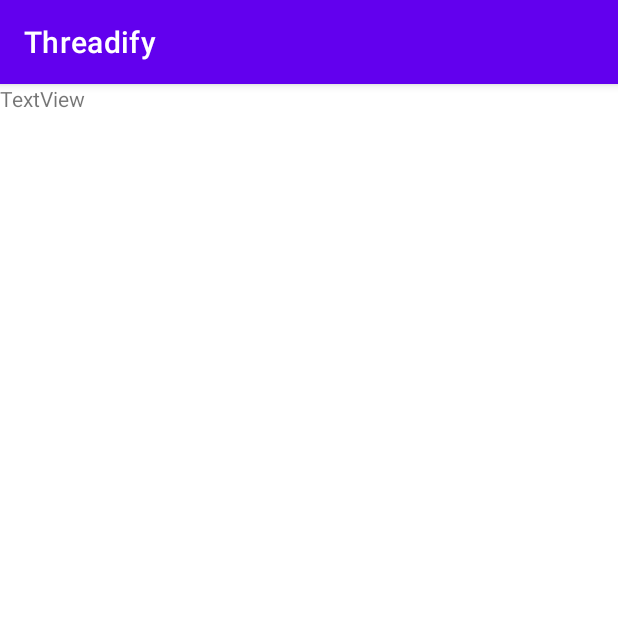
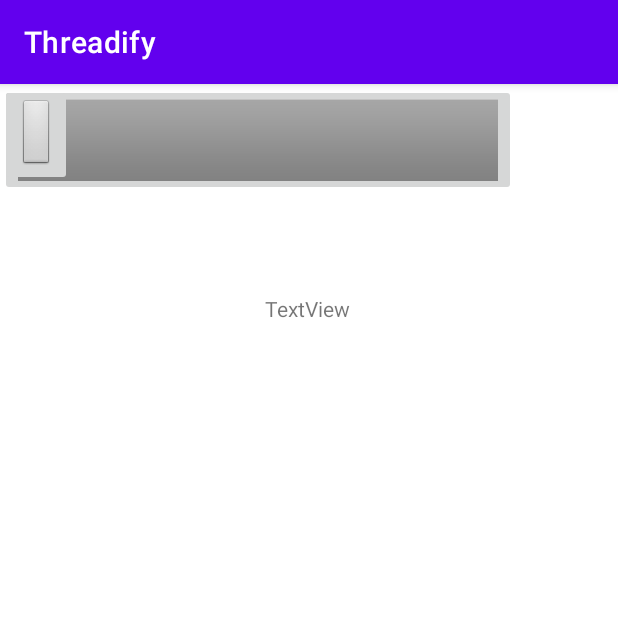
Before and after one commit to Madrigal-Carl/Threadify, an Android app: the MainMenuActivity screen opened directly, with no data from a screen before it, on a phone screen of 412 x 824 dp, the top half of it. Run offline under Robolectric (Android 15) with nearby library versions, the phone set to English and light mode, and no system bars.

Commit message:
Added new activities

```diff
--- a/app/src/main/java/org/mobileapplicationdevelopment/threed/threadify/LoginActivity.java
+++ b/app/src/main/java/org/mobileapplicationdevelopment/threed/threadify/LoginActivity.java
@@ -16,6 +16,7 @@
     EditText username, password;
     Button login;
     DatabaseHelper db;
+
     @Override
     protected void onCreate(Bundle savedInstanceState) {
         super.onCreate(savedInstanceState);
--- a/app/src/main/java/org/mobileapplicationdevelopment/threed/threadify/MainMenuActivity.java
+++ b/app/src/main/java/org/mobileapplicationdevelopment/threed/threadify/MainMenuActivity.java
@@ -1,14 +1,66 @@
 package org.mobileapplicationdevelopment.threed.threadify;
 
+import android.content.Intent;
 import android.os.Bundle;
+import android.view.View;
+import android.widget.ImageButton;
+import android.widget.TextView;
 
 import androidx.appcompat.app.AppCompatActivity;
 
-public class MainMenuActivity extends AppCompatActivity {
+public class MainMenuActivity extends AppCompatActivity implements View.OnClickListener {
+
+    TextView current_balance;
+    ImageButton cash_in, cash_out, buy_load, pay_bills;
 
     @Override
     protected void onCreate(Bundle savedInstanceState) {
         super.onCreate(savedInstanceState);
-        setContentView(R.layout.activity_mainmenu);
+        setContentView(R.layout.activity_main_menu);
+
+        current_balance = findViewById(R.id.current_balanceView);
+        cash_in = findViewById(R.id.cash_inBtn);
+        cash_out = findViewById(R.id.cash_outBtn);
+        buy_load = findViewById(R.id.buy_loadBtn);
+        pay_bills = findViewById(R.id.pay_billsBtn);
+
+        cash_in.setOnClickListener(this);
+        cash_out.setOnClickListener(this);
+        buy_load.setOnClickListener(this);
+        pay_bills.setOnClickListener(this);
+
+    }
+
+    @Override
+    public void onClick(View view) {
+        switch (view.getId()) { // Fixed the incorrect view.R.id to view.getId()
+            case R.id.cash_inBtn:
+                Intent toCashIn = new Intent(MainMenuActivity.this, CashInActivity.class);
+                startActivity(toCashIn);
+                finish();
+                break;
+
+            case R.id.cash_outBtn:
+                Intent toCashOut = new Intent(MainMenuActivity.this, CashOutActivity.class);
+                startActivity(toCashOut);
+                finish();
+                break;
+
+            case R.id.buy_loadBtn:
+                Intent toBuyLoad = new Intent(MainMenuActivity.this, BuyLoadActivity.class);
+                startActivity(toBuyLoad);
+                finish();
+                break;
+
+            case R.id.pay_billsBtn:
+                Intent toPayBills = new Intent(MainMenuActivity.this, PayBillsActivity.class);
+                startActivity(toPayBills);
+                finish();
+                break;
+
+            default:
+                break;
+        }
+
     }
 }
--- a/app/src/main/java/org/mobileapplicationdevelopment/threed/threadify/SharedPreferences.java
+++ b/app/src/main/java/org/mobileapplicationdevelopment/threed/threadify/SharedPreferences.java
@@ -42,7 +42,7 @@
     }
 
     public String getFullname() {
-        return sharedPreferences.getString(KEY_FULLNAME, "Unknown");
+        return sharedPreferences.getString(KEY_FULLNAME, "User123");
     }
 
     public void setUsername(String username) {
@@ -51,7 +51,7 @@
     }
 
     public String getUsername() {
-        return sharedPreferences.getString(KEY_USERNAME, "Guest");
+        return sharedPreferences.getString(KEY_USERNAME, "User123");
     }
 
     public void clearPreferences() {
--- a/app/src/main/res/layout/activity_mainmenu.xml
+++ b/app/src/main/res/layout/activity_cash_out.xml
@@ -4,13 +4,6 @@
     xmlns:tools="http://schemas.android.com/tools"
     android:layout_width="match_parent"
     android:layout_height="match_parent"
-    tools:context=".MainMenuActivity">
+    tools:context=".CashOutActivity">
 
-    <TextView
-        android:id="@+id/textView"
-        android:layout_width="wrap_content"
-        android:layout_height="wrap_content"
-        android:text="TextView"
-        tools:layout_editor_absoluteX="176dp"
-        tools:layout_editor_absoluteY="93dp" />
 </androidx.constraintlayout.widget.ConstraintLayout>
--- /dev/null
+++ b/app/src/main/res/layout/activity_main_menu.xml
@@ -0,0 +1,52 @@
+<?xml version="1.0" encoding="utf-8"?>
+<androidx.constraintlayout.widget.ConstraintLayout xmlns:android="http://schemas.android.com/apk/res/android"
+    xmlns:app="http://schemas.android.com/apk/res-auto"
+    xmlns:tools="http://schemas.android.com/tools"
+    android:layout_width="match_parent"
+    android:layout_height="match_parent"
+    tools:context=".MainMenuActivity">
+
+    <TextView
+        android:id="@+id/current_balanceView"
+        android:layout_width="wrap_content"
+        android:layout_height="wrap_content"
+        android:layout_marginTop="140dp"
+        android:text="TextView"
+        app:layout_constraintEnd_toEndOf="parent"
+        app:layout_constraintHorizontal_bias="0.498"
+        app:layout_constraintStart_toStartOf="parent"
+        app:layout_constraintTop_toTopOf="parent" />
+
+    <ImageButton
+        android:id="@+id/cash_inBtn"
+        android:layout_width="wrap_content"
+        android:layout_height="wrap_content"
+        app:srcCompat="@android:drawable/arrow_down_float"
+        tools:layout_editor_absoluteX="87dp"
+        tools:layout_editor_absoluteY="300dp" />
+
+    <ImageButton
+        android:id="@+id/cash_outBtn"
+        android:layout_width="wrap_content"
+        android:layout_height="wrap_content"
+        app:srcCompat="@android:drawable/arrow_up_float"
+        tools:layout_editor_absoluteX="223dp"
+        tools:layout_editor_absoluteY="294dp" />
+
+    <ImageButton
+        android:id="@+id/buy_loadBtn"
+        android:layout_width="wrap_content"
+        android:layout_height="wrap_content"
+        app:srcCompat="@android:drawable/bottom_bar"
+        tools:layout_editor_absoluteX="-2dp"
+        tools:layout_editor_absoluteY="369dp" />
+
+    <ImageButton
+        android:id="@+id/pay_billsBtn"
+        android:layout_width="wrap_content"
+        android:layout_height="wrap_content"
+        app:srcCompat="@android:drawable/btn_default"
+        tools:layout_editor_absoluteX="123dp"
+        tools:layout_editor_absoluteY="443dp" />
+
+</androidx.constraintlayout.widget.ConstraintLayout>
```
Also changed, not shown: app/src/main/AndroidManifest.xml (+28 -0 lines), app/src/main/java/org/mobileapplicationdevelopment/threed/threadify/BuyLoadActivity.java (added, +14 -0 lines), app/src/main/java/org/mobileapplicationdevelopment/threed/threadify/CashInActivity.java (added, +14 -0 lines), app/src/main/java/org/mobileapplicationdevelopment/threed/threadify/CashOutActivity.java (added, +14 -0 lines), app/src/main/java/org/mobileapplicationdevelopment/threed/threadify/PayBillsActivity.java (added, +14 -0 lines), app/src/main/res/layout/activity_buy_load.xml (added, +9 -0 lines), app/src/main/res/layout/activity_cash_in.xml (added, +9 -0 lines), app/src/main/res/layout/activity_pay_bills.xml (added, +9 -0 lines).
